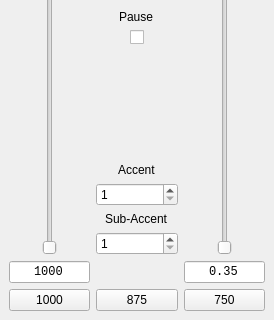
Old version of the form mainwindow.ui in the repository myQwil/metronome; both pictures show x 0 to 274 and y 180 to 500 of the 274 by 500 pixel window.
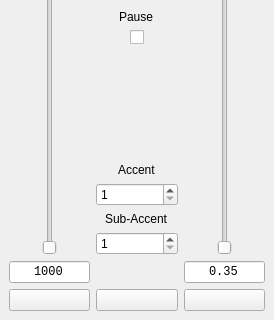
New version of the form.

The edit to the form file:
```diff
--- a/mainwindow.ui
+++ b/mainwindow.ui
@@ -147,24 +147,15 @@
      </widget>
     </item>
     <item row="10" column="0">
-     <widget class="QPushButton" name="btnSlow">
-      <property name="text">
-       <string>1000</string>
-      </property>
+     <widget class="QPushButton" name="btnPreset1">
      </widget>
     </item>
     <item row="10" column="1">
-     <widget class="QPushButton" name="btnMedm">
-      <property name="text">
-       <string>875</string>
-      </property>
+     <widget class="QPushButton" name="btnPreset2">
      </widget>
     </item>
     <item row="10" column="2">
-     <widget class="QPushButton" name="btnFast">
-      <property name="text">
-       <string>750</string>
-      </property>
+     <widget class="QPushButton" name="btnPreset3">
      </widget>
     </item>
    </layout>
```
Left out of the diff: 14 changed lines with no effect on the pictures.
